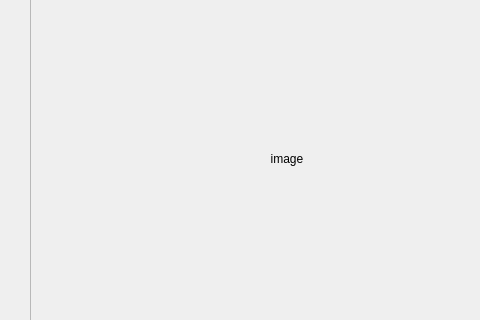
Before: the Qt Designer form qtdesigner.ui in min-sunnying/teeth_black, drawn with Qt 5; both pictures show x 0 to 480 and y 168 to 488 of the 1214 by 909 pixel window.
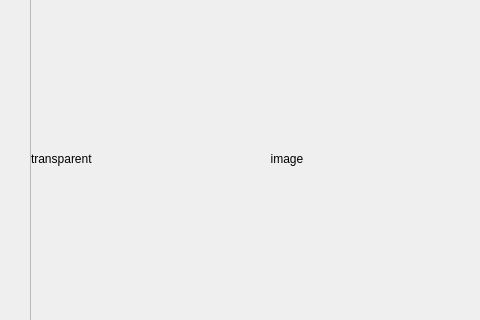
After: the same form once the commit is applied.

The edit to the form file:
```diff
--- a/qtdesigner.ui
+++ b/qtdesigner.ui
@@ -276,6 +276,25 @@
       <set>Qt::AlignCenter</set>
      </property>
     </widget>
+    <widget class="QLabel" name="transparent">
+     <property name="geometry">
+      <rect>
+       <x>0</x>
+       <y>0</y>
+       <width>512</width>
+       <height>512</height>
+      </rect>
+     </property>
+     <property name="mouseTracking">
+      <bool>true</bool>
+     </property>
+     <property name="text">
+      <string>transparent</string>
+     </property>
+     <property name="scaledContents">
+      <bool>false</bool>
+     </property>
+    </widget>
    </widget>
   </widget>
   <widget class="QTextBrowser" name="textBrowser">
```
